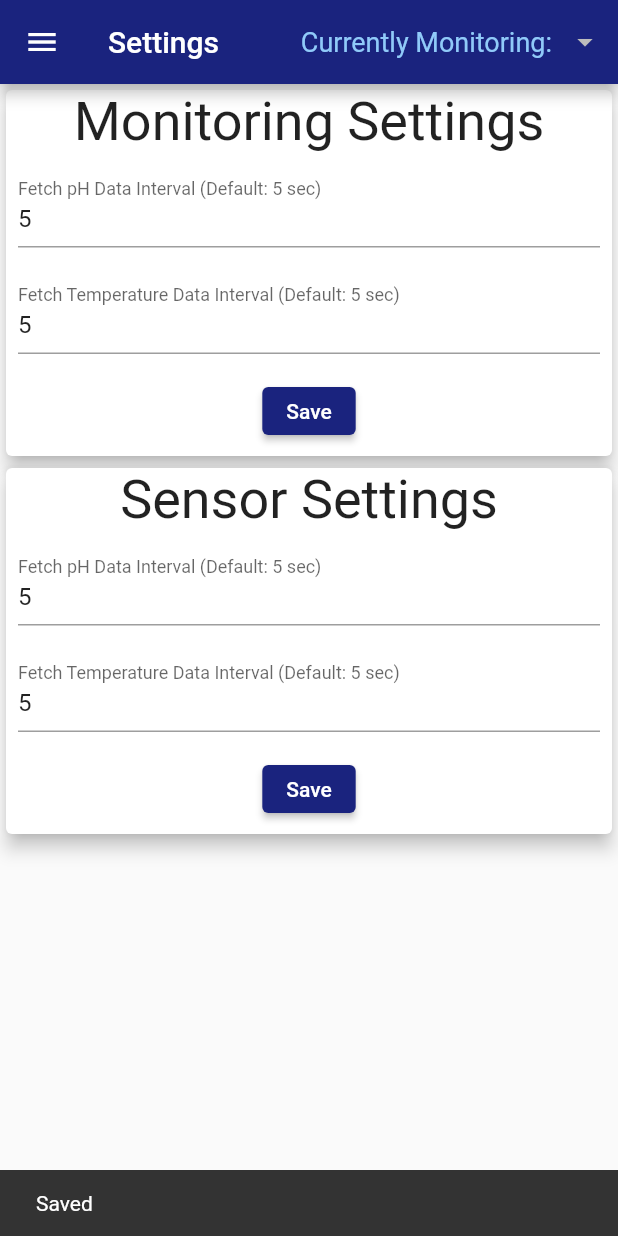
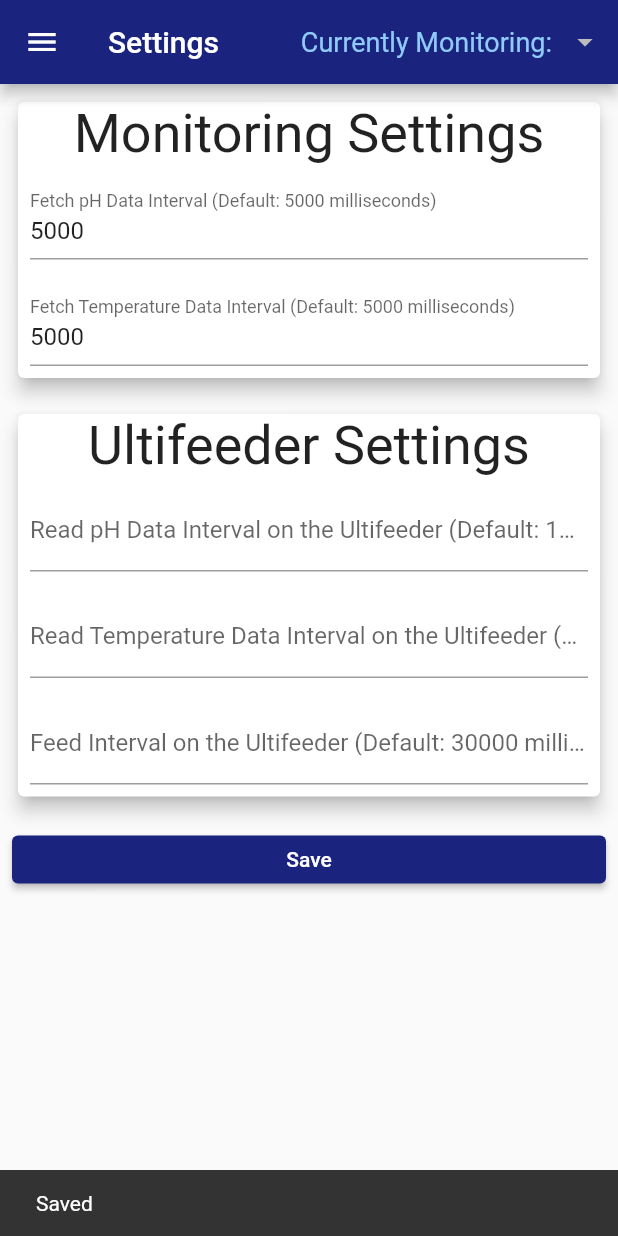
Before and after one commit to rp3595686/ultifeeder_flutter, a Flutter app: the screen it shows after launch, after a tap on the "menu" icon, after a tap on "Settings", after a tap on "Save", on a phone screen of 412 x 824 dp. Run offline on Flutter 3.47's test engine with Material 2 defaults, Android fonts, the phone set to English and light mode, and no system bars; our stand-ins replace firebase_core, firebase_database, flutter_riverpod, flutter_svg, syncfusion_flutter_charts; accounts and stored records are empty.

Commit message:
Improve settings and remove showing error

```diff
--- a/lib/conpoments/dashboard_page.dart
+++ b/lib/conpoments/dashboard_page.dart
@@ -12,10 +12,13 @@ import 'graph.dart';
 import 'json_convert.dart';
 import 'page_scaffold.dart';
 
-List<String> sensorList = [];
+List<String> feederIDList = [];
+List<String> errorList = [];
 bool timer_isRunning = true;
+String configPath = "/Config";
+String errorPath = "/Error";
 String dataStoragePath = "/DataStorage";
-String sensorPath = '';
+String selectedChipID = '';
 String phDataPath = "/data/ph";
 String tempDataPath = "/data/temp";
 
@@ -36,9 +39,10 @@ class _DashboardPageState extends State<DashboardPage> {
       timer_ph.cancel(); // cancel the timer
       return; //exit
     }
-    String phFetchPath = "${dataStoragePath}/${sensorPath}/${phDataPath}";
-    DataSnapshot snapshot_ph =
-        await firebase_ref.child(phFetchPath).limitToLast(10).get();
+    DataSnapshot snapshot_ph = await firebase_ref
+        .child("$dataStoragePath/$selectedChipID/$phDataPath")
+        .limitToLast(10)
+        .get();
     if (snapshot_ph.exists) {
       final jsonResponse_ph = json.encode(snapshot_ph.value);
       final Response_ph = graphdataFromJson(jsonResponse_ph);
@@ -49,9 +53,13 @@ class _DashboardPageState extends State<DashboardPage> {
           DateTime time = data.time;
           double value = data.value;
           phGraphData.add(GraphData(time: time, value: value));
-          setState(() {});
-          //chartSeriesController_ph?.updateDataSource(
-          //    addedDataIndexes: <int>[phGraphData.length - 1]);
+        }
+        if (timer_isRunning) {
+          // prevent setState being called after dispose
+          setState(() {
+            currentPHLevel =
+                phGraphData[phGraphData.length - 1].value.toString();
+          });
         }
       } else {
         for (var data in Response_ph.values) {
@@ -95,9 +103,10 @@ class _DashboardPageState extends State<DashboardPage> {
       timer_temp.cancel(); // cancel the timer
       return; // exit
     }
-    String tempFetchPath = "${dataStoragePath}/${sensorPath}/${tempDataPath}";
-    DataSnapshot snapshot_temp =
-        await firebase_ref.child(tempFetchPath).limitToLast(10).get();
+    DataSnapshot snapshot_temp = await firebase_ref
+        .child("$dataStoragePath/$selectedChipID/$tempDataPath")
+        .limitToLast(10)
+        .get();
     if (snapshot_temp.exists) {
       final jsonResponse_temp = json.encode(snapshot_temp.value);
       final Response_temp = graphdataFromJson(jsonResponse_temp);
@@ -108,7 +117,13 @@ class _DashboardPageState extends State<DashboardPage> {
           DateTime time = data.time;
           double value = data.value;
           tempGraphData.add(GraphData(time: time, value: value));
-          setState(() {});
+        }
+        if (timer_isRunning) {
+          // prevent setState being called after dispose
+          setState(() {
+            currentTempLevel =
+                tempGraphData[tempGraphData.length - 1].value.toString();
+          });
         }
       } else {
         for (var data in Response_temp.values) {
@@ -147,44 +162,96 @@ class _DashboardPageState extends State<DashboardPage> {
     }
   }
 
-  Future fetchSensor(Timer timer_sensor) async {
+  /*Future fetchError(Timer timer_error) async {
     if (!timer_isRunning) {
-      timer_sensor.cancel(); // cancel the timer
+      timer_error.cancel(); // cancel the timer
       return; // exit
     }
-    DataSnapshot snapshot_sensor =
-        await firebase_ref.child(dataStoragePath).get();
-    if (snapshot_sensor.exists) {
-      final jsonResponse_sensor = json.encode(snapshot_sensor.value);
-      final Response_sensor = jsonDecode(jsonResponse_sensor);
-      if (sensorList.isEmpty) {
+    DataSnapshot snapshot_error = await firebase_ref
+        .child("$errorPath/$selectedChipID")
+        .limitToLast(50)
+        .get();
+    if (snapshot_error.exists) {
+      final jsonResponse_error = json.encode(snapshot_error.value);
+      //final Response_error = jsonDecode(jsonResponse_error);
+      final Response_error = errordataFromJson(jsonResponse_error);
+      print(Response_error);
+
+      if (errorList.isEmpty) {
+        //Add all data
+        //for (var data in Response_error.values) {
+        //print(data);
+        //tempGraphData.add(GraphData(time: time, value: value));
+        //}
+        /*if (timer_isRunning) {
+          // prevent setState being called after dispose
+          setState(() {
+            currentTempLevel =
+                tempGraphData[tempGraphData.length - 1].value.toString();
+          });
+        }*/
+      } /*else {
+        for (var data in Response_temp.values) {
+          DateTime time = data.time;
+          double value = data.value;
+          bool isExist = false;
+
+          //Check if exist
+          for (var a in tempGraphData) {
+            if (a.time == time) {
+              isExist = true;
+              break;
+            }
+          }
+          if (isExist == false) {
+            tempGraphData.add(GraphData(time: time, value: value));
+            chartSeriesController_temp?.updateDataSource(
+              addedDataIndex: tempGraphData.length - 1,
+            );
+          }
+          if (timer_isRunning) {
+            // prevent setState being called after dispose
+            setState(() {
+              currentTempLevel =
+                  tempGraphData[tempGraphData.length - 1].value.toString();
+            });
+          }
+        }
+      }
+      while (tempGraphData.length > 10) {
+        tempGraphData.removeAt(0);
+        chartSeriesController_temp?.updateDataSource(
+          removedDataIndex: 0,
+        );
+      }*/
+    }
+  }*/
+
+  Future fetchFeederID(Timer timer_feeder) async {
+    if (!timer_isRunning) {
+      timer_feeder.cancel(); // cancel the timer
+      return; // exit
+    }
+    DataSnapshot snapshot_feederID = await firebase_ref.child(configPath).get();
+    if (snapshot_feederID.exists) {
+      final jsonResponse_feederID = json.encode(snapshot_feederID.value);
+      final Response_feederID = jsonDecode(jsonResponse_feederID);
+      if (feederIDList.isEmpty) {
         // first time initialise
-        sensorList = Response_sensor.keys.toList();
-        sensorPath = sensorList[0];
+        feederIDList = Response_feederID.keys.toList();
+        selectedChipID = feederIDList[0];
       }
-      sensorList = Response_sensor.keys.toList();
-    }
-  }
-
-  Future fetchConfig() async {
-    DataSnapshot snapshot_config = await firebase_ref.child('config/').get();
-    if (snapshot_config.exists) {
-      final jsonResponse_config = json.encode(snapshot_config.value);
-
-      var configData = jsonDecode(jsonResponse_config);
-      phInterval = configData['phInterval'];
-      phInterval_temporary = configData['phInterval'].toString();
-      tempInterval = configData['tempInterval'];
-      tempInterval_temporary = configData['tempInterval'].toString();
+      feederIDList = Response_feederID.keys.toList();
     }
   }
 
   @override
   void initState() {
-    fetchConfig();
-    timer_ph = Timer.periodic(Duration(seconds: phInterval), fetchData_ph);
+    timer_ph =
+        Timer.periodic(Duration(milliseconds: updatePhInterval), fetchData_ph);
     timer_temp = Timer.periodic(Duration(seconds: 5), fetchData_temp);
-    timer_sensor = Timer.periodic(Duration(seconds: 5), fetchSensor);
+    timer_sensor = Timer.periodic(Duration(seconds: 5), fetchFeederID);
+    //timer_error = Timer.periodic(Duration(seconds: 5), fetchError);
     super.initState();
   }
 
@@ -220,7 +287,9 @@ class Dashboard extends StatelessWidget {
 
   @override
   Widget build(BuildContext context) {
-    return Row(
+    return DashboardSensorDetail(
+        currentPHLevel: currentPHLevel, currentTempLevel: currentTempLevel);
+    /*Row(
       children: [
         Responsive(
           mobile: Expanded(
@@ -246,7 +315,7 @@ class Dashboard extends StatelessWidget {
                 currentTempLevel: currentTempLevel),
           ),
       ],
-    );
+    );*/
   }
 }
 
--- a/lib/conpoments/graph.dart
+++ b/lib/conpoments/graph.dart
@@ -79,7 +79,7 @@ class Graph extends StatelessWidget {
               ),
               // Initialize category axis
               primaryXAxis: DateTimeAxis(),
-              primaryYAxis: NumericAxis(minimum: 0, maximum: 30),
+              primaryYAxis: NumericAxis(minimum: 0, maximum: 40),
               //tooltipBehavior: TooltipBehavior(enable: true),
 
               /// To set the track ball as true and customized trackball behaviour.
--- a/lib/conpoments/page_scaffold.dart
+++ b/lib/conpoments/page_scaffold.dart
@@ -48,18 +48,18 @@ class PageScaffold extends StatelessWidget {
               ),
               DropdownButtonHideUnderline(
                 child: DropdownButton(
-                  items:
-                      sensorList.map<DropdownMenuItem<String>>((String value) {
+                  items: feederIDList
+                      .map<DropdownMenuItem<String>>((String value) {
                     return DropdownMenuItem<String>(
                       value: value,
                       child: Text(value),
                       alignment: Alignment.center,
                     );
                   }).toList(),
-                  value: sensorPath,
+                  value: selectedChipID,
                   onChanged: (Object? value) {
                     ancestorScaffold?.setState(() {
-                      sensorPath = value.toString();
+                      selectedChipID = value.toString();
                     });
                   },
                   style: TextStyle(
--- a/lib/conpoments/setting_page.dart
+++ b/lib/conpoments/setting_page.dart
@@ -1,8 +1,13 @@
+import 'dart:async';
+import 'dart:convert';
+
+import 'package:firebase_database/firebase_database.dart';
 import 'package:flutter/material.dart';
 import 'package:flutter/services.dart';
 import 'package:utifeeder_flutter/conpoments/page_scaffold.dart';
 
 import '../firebase_fetch.dart';
+import 'dashboard_page.dart';
 
 class SettingPage extends StatefulWidget {
   const SettingPage({super.key});
@@ -10,21 +15,90 @@ class SettingPage extends StatefulWidget {
   State<SettingPage> createState() => _SettingPageState();
 }
 
-//default interval = 5
-int phInterval = 5;
-String phInterval_temporary = '5';
-int tempInterval = 5;
-String tempInterval_temporary = '5';
+// Monitoring Settings
+int updatePhInterval = 5000;
+String updatePhInterval_temporary = '5000';
+int updateTempInterval = 5000;
+String updateTempInterval_temporary = '5000';
+
+// Feeder Settings
+//int readPhInterval = 15000;
+String readPhInterval = '15000';
+//int readTempInterval = 10000;
+String readTempInterval = '10000';
+//int feedInterval = 30000;
+String feedInterval = '30000';
+
+// TextField Controllers
+final readPhIntervalField = TextEditingController();
+final readTempIntervalField = TextEditingController();
+final feedIntervalField = TextEditingController();
 
 class _SettingPageState extends State<SettingPage> {
+  Future fetchFeederConfig() async {
+    DataSnapshot snapshot_feederConfig =
+        await firebase_ref.child("$configPath/$selectedChipID").get();
+    if (snapshot_feederConfig.exists) {
+      final jsonResponse_feederConfig =
+          json.encode(snapshot_feederConfig.value);
+
+      var feederConfigData = jsonDecode(jsonResponse_feederConfig);
+      if (feederConfigData.isNotEmpty) {
+        setState(() {
+          if (feederConfigData['readPhInterval'] != null) {
+            readPhIntervalField.text = readPhInterval =
+                feederConfigData['readPhInterval']
+                    .toString(); //prevent data not in String type
+          } else {
+            readPhIntervalField.text = readPhInterval = '';
+          }
+          if (feederConfigData['readTempInterval'] != null) {
+            readTempIntervalField.text = readTempInterval =
+                feederConfigData['readTempInterval'].toString();
+          } else {
+            readTempIntervalField.text = readTempInterval = '';
+          }
+          if (feederConfigData['feedInterval'] != null) {
+            feedIntervalField.text =
+                feedInterval = feederConfigData['feedInterval'].toString();
+          } else {
+            feedIntervalField.text = feedInterval = '';
+          }
+        });
+      }
+    }
+  }
+
+  String selectedChipID_prev = '';
+  Timer? timer_checkChipIDChange;
+  Future checkChipIDChange(Timer timer_checkChipIDChange) async {
+    if (selectedChipID_prev != selectedChipID) {
+      setState(() {
+        selectedChipID_prev = selectedChipID;
+        fetchFeederConfig();
+      });
+    }
+  }
+
+  @override
+  void initState() {
+    fetchFeederConfig();
+    selectedChipID_prev = selectedChipID;
+    timer_checkChipIDChange =
+        Timer.periodic(Duration(seconds: 5), checkChipIDChange);
+    super.initState();
+  }
+
   @override
   Widget build(BuildContext context) {
     return PageScaffold(
       title: 'Settings',
       body: SafeArea(
-        child: Column(
+        child: ListView(
           children: [
-            Card(
+            Padding(
+              padding: const EdgeInsets.all(8),
+              child: Card(
                 elevation: 5,
                 child: Column(
                   children: [
@@ -35,35 +109,108 @@ class _SettingPageState extends State<SettingPage> {
                     Padding(
                       padding: const EdgeInsets.all(8),
                       child: TextFormField(
-                      initialValue: phInterval.toString(),
+                        initialValue: updatePhInterval.toString(),
                         keyboardType: TextInputType.number,
                         inputFormatters: [
                           FilteringTextInputFormatter.digitsOnly,
                         ],
                         onChanged: (value) {
-                        phInterval_temporary = value;
+                          updatePhInterval_temporary = value;
                         },
                         decoration: const InputDecoration(
                           border: UnderlineInputBorder(),
-                        labelText: 'Fetch pH Data Interval (Default: 5 sec)',
+                          labelText:
+                              'Fetch pH Data Interval (Default: 5000 milliseconds)',
                         ),
                       ),
                     ),
                     Padding(
                       padding: const EdgeInsets.all(8),
                       child: TextFormField(
-                      initialValue: tempInterval.toString(),
+                        initialValue: updateTempInterval.toString(),
                         keyboardType: TextInputType.number,
                         inputFormatters: [
                           FilteringTextInputFormatter.digitsOnly,
                         ],
                         onChanged: (value) {
-                        tempInterval_temporary = value;
+                          updateTempInterval_temporary = value;
                         },
                         decoration: const InputDecoration(
                           border: UnderlineInputBorder(),
                           labelText:
-                            'Fetch Temperature Data Interval (Default: 5 sec)',
+                              'Fetch Temperature Data Interval (Default: 5000 milliseconds)',
+                        ),
+                      ),
+                    ),
+                  ],
+                ),
+              ),
+            ),
+            Padding(
+              padding: const EdgeInsets.all(8),
+              child: Card(
+                elevation: 5,
+                child: Column(
+                  children: [
+                    Text(
+                      'Ultifeeder Settings',
+                      style: TextStyle(fontSize: 36),
+                    ),
+                    Padding(
+                      padding: const EdgeInsets.all(8),
+                      child: TextFormField(
+                        controller: readPhIntervalField,
+                        keyboardType: TextInputType.number,
+                        inputFormatters: [
+                          FilteringTextInputFormatter.digitsOnly,
+                        ],
+                        onChanged: (value) {
+                          readPhInterval = value;
+                        },
+                        decoration: const InputDecoration(
+                          border: UnderlineInputBorder(),
+                          labelText:
+                              'Read pH Data Interval on the Ultifeeder (Default: 15000 milliseconds)',
+                        ),
+                      ),
+                    ),
+                    Padding(
+                      padding: const EdgeInsets.all(8),
+                      child: TextFormField(
+                        controller: readTempIntervalField,
+                        keyboardType: TextInputType.number,
+                        inputFormatters: [
+                          FilteringTextInputFormatter.digitsOnly,
+                        ],
+                        onChanged: (value) {
+                          readTempInterval = value;
+                        },
+                        decoration: const InputDecoration(
+                          border: UnderlineInputBorder(),
+                          labelText:
+                              'Read Temperature Data Interval on the Ultifeeder (Default: 10000 milliseconds)',
+                        ),
+                      ),
+                    ),
+                    Padding(
+                      padding: const EdgeInsets.all(8),
+                      child: TextFormField(
+                        controller: feedIntervalField,
+                        keyboardType: TextInputType.number,
+                        inputFormatters: [
+                          FilteringTextInputFormatter.digitsOnly,
+                        ],
+                        onChanged: (value) {
+                          feedInterval = value;
+                        },
+                        decoration: const InputDecoration(
+                          border: UnderlineInputBorder(),
+                          labelText:
+                              'Feed Interval on the Ultifeeder (Default: 30000 milliseconds)',
+                        ),
+                      ),
+                    ),
+                  ],
                 ),
               ),
             ),
@@ -72,18 +219,31 @@ class _SettingPageState extends State<SettingPage> {
               child: ElevatedButton(
                 onPressed: () {
                   setState(() {
-                          if (phInterval_temporary == '' ||
-                              tempInterval_temporary == '') {
+                    if (updatePhInterval_temporary == '' ||
+                        updateTempInterval_temporary == '' ||
+                        readPhInterval == '' ||
+                        readTempInterval == '' ||
+                        feedInterval == '') {
                       ScaffoldMessenger.of(context).showSnackBar(SnackBar(
                           content: Text('Please filled in all blanks')));
                     } else {
-                            phInterval = int.parse(phInterval_temporary);
-                            tempInterval = int.parse(tempInterval_temporary);
-                            firebase_ref.child('config/').set({
-                              // Save config to Firebase
-                              "phInterval": phInterval,
-                              "tempInterval": tempInterval
+                      updatePhInterval = int.parse(updatePhInterval_temporary);
+                      updateTempInterval =
+                          int.parse(updateTempInterval_temporary);
+
+                      // Save Monitoring Settings to Firebase
+                      /*firebase_ref.child(configPath).set({
+                        "updatePhInterval": updatePhInterval,
+                        "updateTempInterval": updateTempInterval
+                      });*/
+
+                      // Save Ultifeeder Settings to Firebase
+                      firebase_ref.child("$configPath/$selectedChipID").set({
+                        "readPhInterval": readPhInterval,
+                        "readTempInterval": readTempInterval,
+                        "feedInterval": feedInterval,
                       });
+
                       ScaffoldMessenger.of(context)
                           .showSnackBar(SnackBar(content: Text('Saved')));
                     }
@@ -97,82 +257,6 @@ class _SettingPageState extends State<SettingPage> {
           ],
         ),
       ),
-            Card(
-              elevation: 5,
-              child: Column(
-                children: [
-                  Text(
-                    'Sensor Settings',
-                    style: TextStyle(fontSize: 36),
-                  ),
-                  Padding(
-                    padding: const EdgeInsets.all(8),
-                    child: TextFormField(
-                      initialValue: phInterval.toString(),
-                      keyboardType: TextInputType.number,
-                      inputFormatters: [
-                        FilteringTextInputFormatter.digitsOnly,
-                      ],
-                      onChanged: (value) {
-                        phInterval_temporary = value;
-                      },
-                      decoration: const InputDecoration(
-                        border: UnderlineInputBorder(),
-                        labelText: 'Fetch pH Data Interval (Default: 5 sec)',
-                      ),
-                    ),
-                  ),
-                  Padding(
-                    padding: const EdgeInsets.all(8),
-                    child: TextFormField(
-                      initialValue: tempInterval.toString(),
-                      keyboardType: TextInputType.number,
-                      inputFormatters: [
-                        FilteringTextInputFormatter.digitsOnly,
-                      ],
-                      onChanged: (value) {
-                        tempInterval_temporary = value;
-                      },
-                      decoration: const InputDecoration(
-                        border: UnderlineInputBorder(),
-                        labelText:
-                            'Fetch Temperature Data Interval (Default: 5 sec)',
-                      ),
-                    ),
-                  ),
-                  Padding(
-                    padding: const EdgeInsets.all(8),
-                    child: ElevatedButton(
-                      onPressed: () {
-                        setState(() {
-                          if (phInterval_temporary == '' ||
-                              tempInterval_temporary == '') {
-                            ScaffoldMessenger.of(context).showSnackBar(SnackBar(
-                                content: Text('Please filled in all blanks')));
-                          } else {
-                            phInterval = int.parse(phInterval_temporary);
-                            tempInterval = int.parse(tempInterval_temporary);
-                            firebase_ref.child('config/').set({
-                              // Save config to Firebase
-                              "phInterval": phInterval,
-                              "tempInterval": tempInterval
-                            });
-                            ScaffoldMessenger.of(context)
-                                .showSnackBar(SnackBar(content: Text('Saved')));
-                          }
-                        });
-                      },
-                      child: Text('Save'),
-                      style: ElevatedButton.styleFrom(
-                          backgroundColor: Theme.of(context).primaryColorDark),
-                    ),
-                  ),
-                ],
-              ),
-            ),
-          ],
-        ),
-      ),
     );
   }
 }
```
Also changed, not shown: lib/conpoments/json_convert.dart (+23 -0 lines), lib/firebase_fetch.dart (+4 -4 lines). Lines whose indentation alone changed are shown as unchanged.
